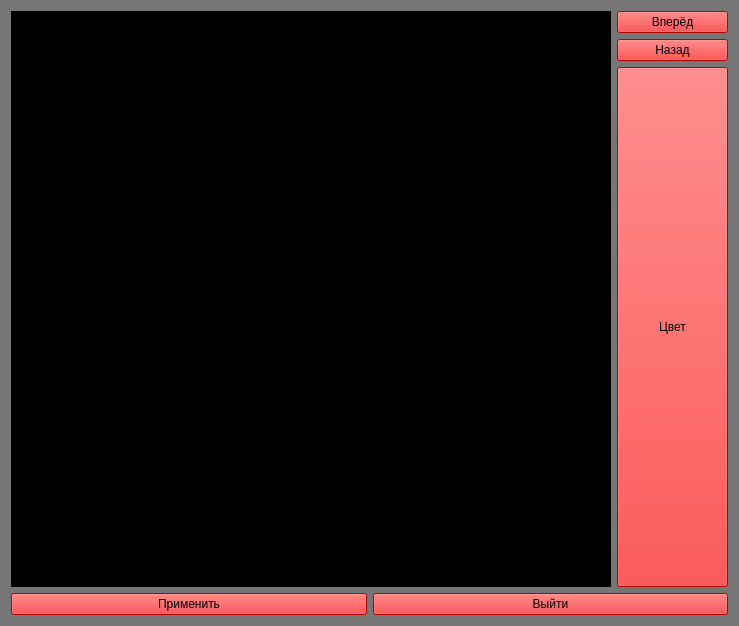
Above: new_furniture_window.ui from antonianton228/Vasya_ne_glavniy_Clown_and_me before the change. Below: the same form after it.
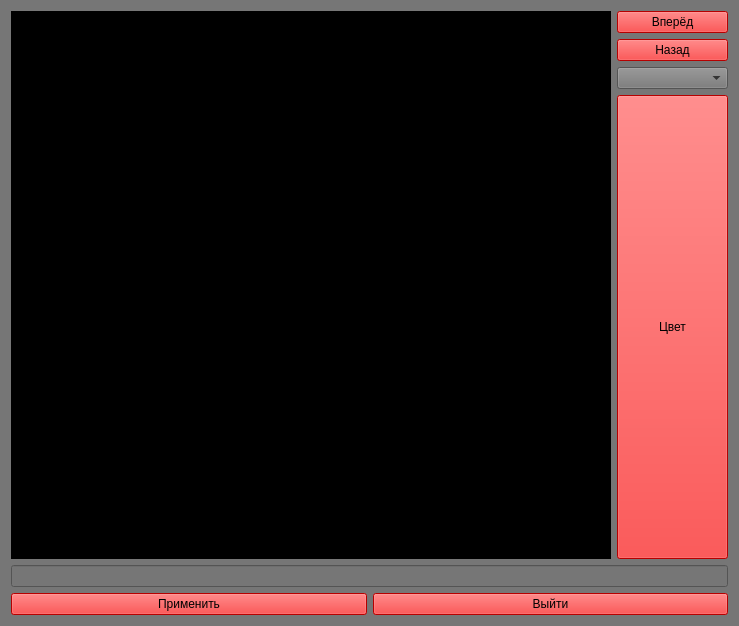
That is the form after the change.

```diff
--- a/new_furniture_window.ui
+++ b/new_furniture_window.ui
@@ -78,6 +78,9 @@
          </property>
         </widget>
        </item>
+       <item>
+        <widget class="QComboBox" name="comboBox"/>
+       </item>
        <item>
         <layout class="QVBoxLayout" name="verticalLayout_2">
          <item>
@@ -108,7 +111,7 @@
      </item>
     </layout>
    </item>
-   <item row="1" column="0">
+   <item row="2" column="0">
     <layout class="QHBoxLayout" name="horizontalLayout">
      <item>
       <widget class="QPushButton" name="apply_button">
@@ -144,6 +147,13 @@
      </item>
     </layout>
    </item>
+   <item row="1" column="0">
+    <widget class="QLineEdit" name="lineEdit">
+     <property name="text">
+      <string/>
+     </property>
+    </widget>
+   </item>
   </layout>
  </widget>
  <resources/>
```
